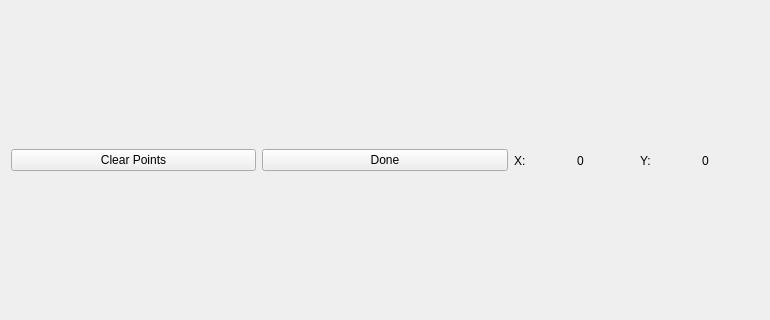
aguperezpala/hvdrt, file src/GUI/ZoneSelector/zoneselector.ui: the form before one commit; both pictures show x 0 to 770 and y 182 to 502 of the 770 by 685 pixel window.
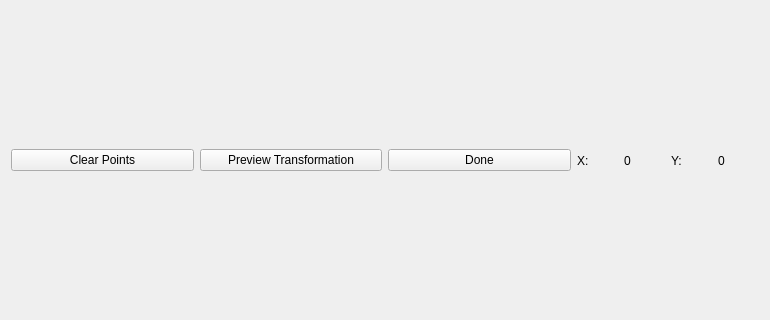
The form after the commit.

```diff
--- a/src/GUI/ZoneSelector/zoneselector.ui
+++ b/src/GUI/ZoneSelector/zoneselector.ui
@@ -27,7 +27,14 @@
       </widget>
      </item>
      <item>
-      <widget class="QPushButton" name="pushButton_2">
+      <widget class="QPushButton" name="preview_button">
+       <property name="text">
+        <string>Preview Transformation</string>
+       </property>
+      </widget>
+     </item>
+     <item>
+      <widget class="QPushButton" name="done_button">
        <property name="text">
         <string>Done</string>
        </property>
```
Left out of the diff: 2 changed lines with no effect on the pictures.
